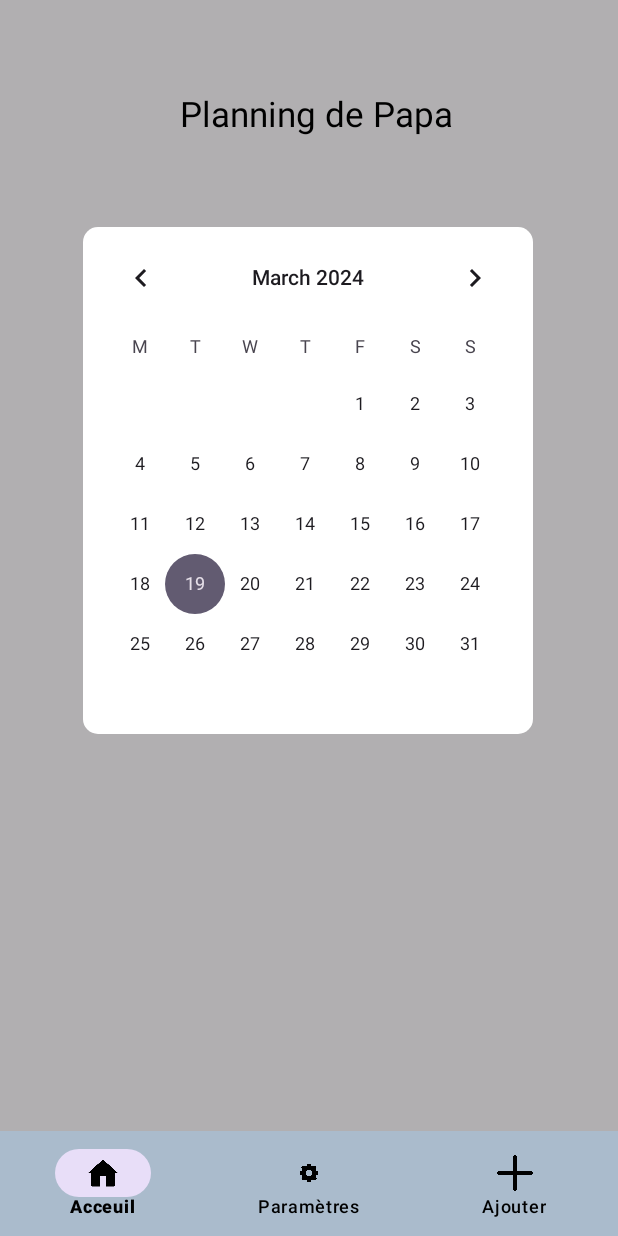
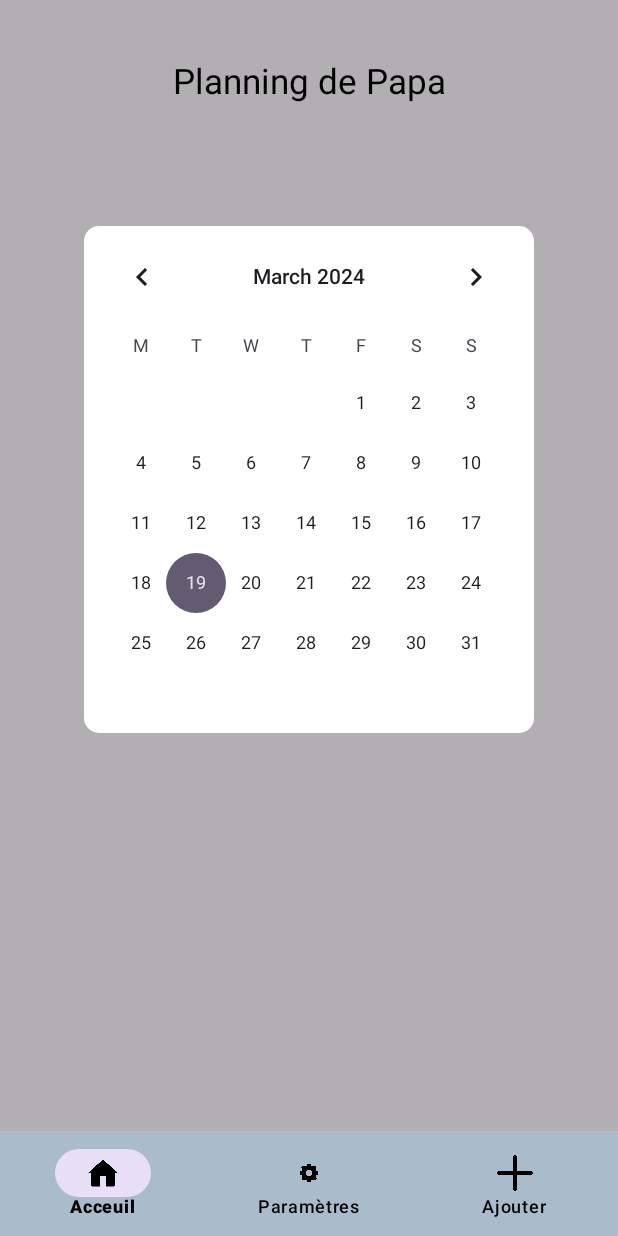
Before and after one commit to qcorveler/Connected-Reminder, an Android app: the screen it shows after launch (Helper), on a phone screen of 412 x 824 dp. Run offline under Robolectric (Android 15) with nearby library versions, the light colour scheme and no system bars.

Commit message:
rendre compatible sur différentes tailles d'écran sur calendar.xml

```diff
--- a/TestAPI22/app/src/main/res/layout/calendar.xml
+++ b/TestAPI22/app/src/main/res/layout/calendar.xml
@@ -1,5 +1,5 @@
 <?xml version="1.0" encoding="utf-8"?>
-<LinearLayout xmlns:android="http://schemas.android.com/apk/res/android"
+<androidx.constraintlayout.widget.ConstraintLayout xmlns:android="http://schemas.android.com/apk/res/android"
     xmlns:app="http://schemas.android.com/apk/res-auto"
     xmlns:tools="http://schemas.android.com/tools"
     android:layout_width="match_parent"
@@ -15,16 +15,22 @@
         android:textAlignment="center"
         android:textColor="@color/black"
         android:textSize="23sp"
-        android:layout_marginLeft="120dp"
-        android:layout_marginTop="60dp"
+
+        app:layout_constraintStart_toStartOf="@id/guideline_marge_1"
+        app:layout_constraintEnd_toEndOf="@id/guideline_marge_2"
+        app:layout_constraintTop_toTopOf="@id/guideline_marge_3"
+
         />
     <!-- CalendarView avec Lundi comme premier jour et des dates min et max-->
     <LinearLayout
         android:layout_width="300dp"
         android:layout_height="wrap_content"
         android:background="@drawable/calendar_design"
-        android:layout_marginTop="60dp"
-        android:layout_marginLeft="55dp">
+
+        app:layout_constraintTop_toTopOf="@id/guideline_marge_4"
+        app:layout_constraintStart_toStartOf="@id/guideline_marge_1"
+        app:layout_constraintEnd_toEndOf="@id/guideline_marge_2"
+        >
 
         <CalendarView
             android:id="@+id/simpleCalendarView"
@@ -35,6 +41,32 @@
             android:minDate="01/01/2024" />
 
     </LinearLayout>
+
+    <androidx.constraintlayout.widget.Guideline
+        android:id="@+id/guideline_marge_1"
+        android:layout_width="wrap_content"
+        android:layout_height="wrap_content"
+        android:orientation="vertical"
+        app:layout_constraintGuide_percent="0.05" />
+    <androidx.constraintlayout.widget.Guideline
+        android:id="@+id/guideline_marge_2"
+        android:layout_width="wrap_content"
+        android:layout_height="wrap_content"
+        android:orientation="vertical"
+        app:layout_constraintGuide_percent="0.95" />
+    <androidx.constraintlayout.widget.Guideline
+        android:id="@+id/guideline_marge_3"
+        android:layout_width="wrap_content"
+        android:layout_height="wrap_content"
+        android:orientation="horizontal"
+        app:layout_constraintGuide_percent="0.05" />
+
+    <androidx.constraintlayout.widget.Guideline
+        android:id="@+id/guideline_marge_4"
+        android:layout_width="wrap_content"
+        android:layout_height="wrap_content"
+        android:orientation="horizontal"
+        app:layout_constraintGuide_percent="0.2" />
     <!-- <ImageButton
         android:id="@+id/parameters"
         android:background="@color/gray"
@@ -58,4 +90,4 @@
         app:srcCompat="@drawable/add_reminder" />
 
 -->
-</LinearLayout>
+</androidx.constraintlayout.widget.ConstraintLayout>
```
Also changed, not shown: TestAPI22/app/src/main/res/layout/mainmenu.xml (+59 -16 lines).
